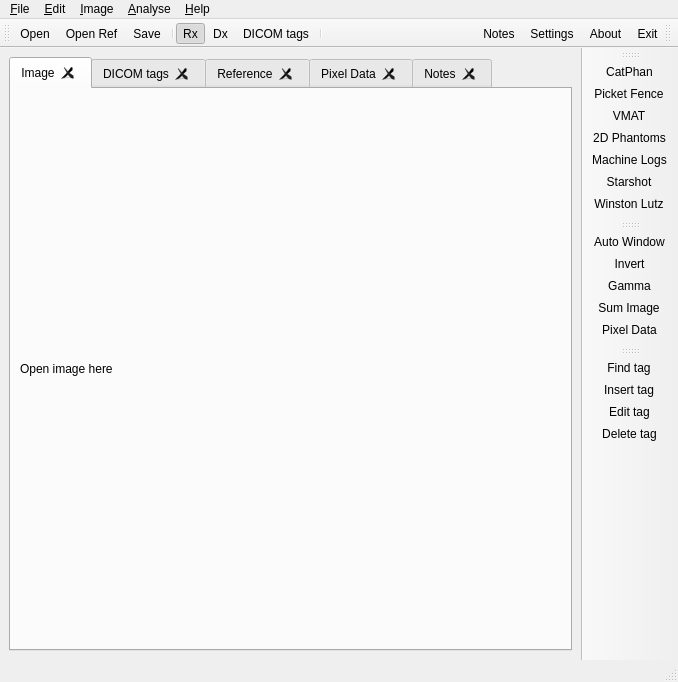
Qt form LinaQAForm.ui (alanphys/LinaQA) before a commit.
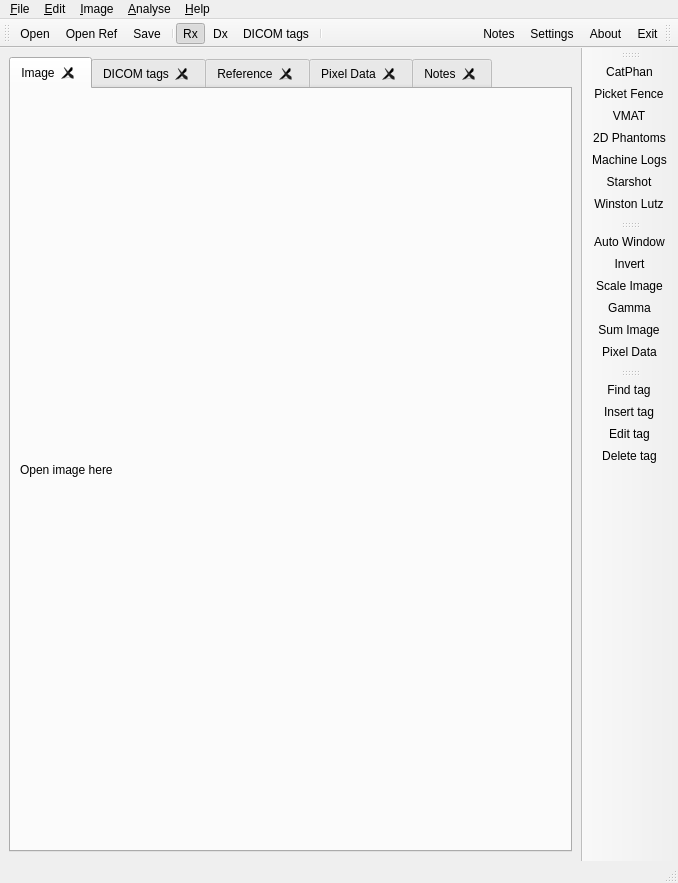
The same form after that commit. Icons and pictures are not drawn.

Commit message: Add image max scaling

```diff
--- a/LinaQAForm.ui
+++ b/LinaQAForm.ui
@@ -7,7 +7,7 @@
     <x>0</x>
     <y>0</y>
     <width>678</width>
-    <height>682</height>
+    <height>883</height>
    </rect>
   </property>
   <property name="acceptDrops">
@@ -347,6 +347,7 @@
    </attribute>
    <addaction name="action_Auto_Window"/>
    <addaction name="action_Invert"/>
+   <addaction name="action_Scale_Image"/>
    <addaction name="action_Gamma"/>
    <addaction name="action_Sum_Image"/>
    <addaction name="action_Pixel_Data"/>
@@ -810,6 +811,18 @@
     <string>Sum and average images</string>
    </property>
   </action>
+  <action name="action_Scale_Image">
+   <property name="icon">
+    <iconset resource="LinaQA.qrc">
+     <normaloff>:/Icons/Icons/ScaleImage.png</normaloff>:/Icons/Icons/ScaleImage.png</iconset>
+   </property>
+   <property name="text">
+    <string>Scale Image</string>
+   </property>
+   <property name="toolTip">
+    <string>Scale image maximum</string>
+   </property>
+  </action>
  </widget>
  <resources>
   <include location="LinaQA.qrc"/>
```
The commit also changes 8 other files.
